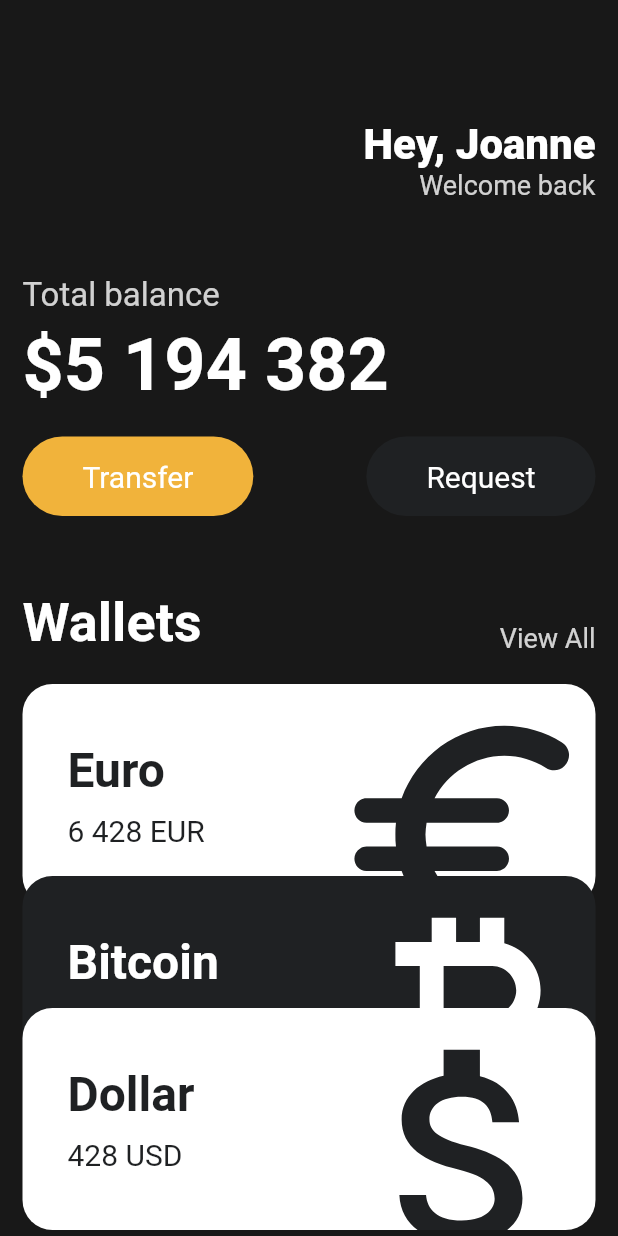
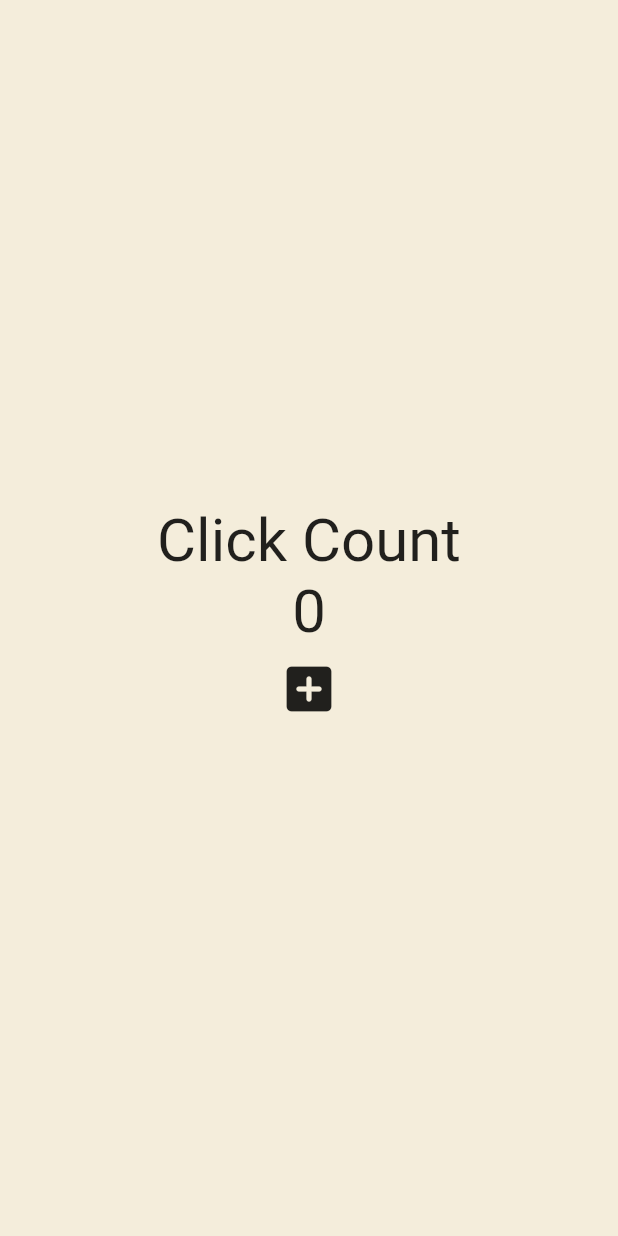
Before and after one commit to seovalue/flutter-webtoon-app, a Flutter app: the screen it shows after launch, on a phone screen of 412 x 824 dp. Run offline on Flutter 3.47's test engine with Material 2 defaults, Android fonts, the phone set to English and light mode, and no system bars.

Commit message:
feat: add statefulWidget and onClick method

```diff
--- a/lib/main.dart
+++ b/lib/main.dart
@@ -3,133 +3,45 @@ import 'package:flutter_app/widgets/button.dart';
 import 'package:flutter_app/widgets/currency_card.dart';
 
 void main() {
-  runApp(App());
+  runApp(const App());
 }
 
-class App extends StatelessWidget {
+class App extends StatefulWidget {
+  const App({super.key});
+
+  @override
+  State<App> createState() => _AppState();
+}
+
+class _AppState extends State<App> {
+  int counter = 0;
+
+  void onClicked() {
+    counter = counter + 1;
+  }
+
   @override
   Widget build(BuildContext context) {
     return MaterialApp(
         home: Scaffold(
-          backgroundColor: const Color(0xFF181818),
-          body: SingleChildScrollView(
-            child: Padding(
-                padding: const EdgeInsets.symmetric(horizontal: 15),
+            backgroundColor: const Color(0xFFF4EDDB),
+            body: Center(
                 child: Column(
-                  crossAxisAlignment: CrossAxisAlignment.start,
-                  children: [
-                    const SizedBox(
-                      height: 80,
-                    ),
-                    // horizontal
-                    Row(
-                      mainAxisAlignment: MainAxisAlignment.end,
-                      children: [
-                        Column(
-                          crossAxisAlignment: CrossAxisAlignment.end,
+              mainAxisAlignment: MainAxisAlignment.center,
               children: [
                 const Text(
-                              'Hey, Joanne',
-                              style: TextStyle(
-                                color: Colors.white,
-                                fontSize: 28,
-                                fontWeight: FontWeight.w800,
-                              ),
-                            ),
-                            Text('Welcome back',
-                                style: TextStyle(
-                                  color: Colors.white.withOpacity(0.8),
-                                  fontSize: 18,
-                                )),
-                          ],
-                        )
-                      ],
-                    ),
-                    const SizedBox(
-                      height: 50,
+                  'Click Count',
+                  style: TextStyle(fontSize: 40),
                 ),
                 Text(
-                      'Total balance',
-                      style: TextStyle(
-                          color: Colors.white.withOpacity(0.8), fontSize: 22),
+                  '$counter',
+                  style: const TextStyle(fontSize: 40),
                 ),
-                    const SizedBox(
-                      height: 5,
-                    ),
-                    const Text(
-                      '\$5 194 382',
-                      style: TextStyle(
-                        color: Colors.white,
-                        fontSize: 48,
-                        fontWeight: FontWeight.w600,
-                      ),
-                    ),
-                    const SizedBox(height: 20),
-                    Row(
-                      mainAxisAlignment: MainAxisAlignment.spaceBetween,
-                      children: const [
-                        Button(
-                            text: 'Transfer',
-                            backgroundColor: Color(0xFFF1B33B),
-                            textColor: Colors.white),
-                        Button(
-                            text: 'Request',
-                            backgroundColor: Color(0xFF1F2123),
-                            textColor: Colors.white),
+                IconButton(
+                    iconSize: 40,
+                    onPressed: onClicked,
+                    icon: const Icon(Icons.add_box_rounded))
               ],
-                    ),
-                    const SizedBox(height: 50),
-                    Row(
-                      crossAxisAlignment: CrossAxisAlignment.end,
-                      mainAxisAlignment: MainAxisAlignment.spaceBetween,
-                      children: [
-                        const Text('Wallets',
-                            style: TextStyle(
-                              color: Colors.white,
-                              fontSize: 36,
-                              fontWeight: FontWeight.w600,
-                            )),
-                        Text('View All',
-                            style: TextStyle(
-                              color: Colors.white.withOpacity(0.8),
-                              fontSize: 18,
-                            ))
-                      ],
-                    ),
-                    const SizedBox(
-                      height: 20,
-                    ),
-                    // Wallets 하위 카드들
-                    const CurrencyCard(
-                      currencyName: 'Euro',
-                      code: 'EUR',
-                      amount: '6 428',
-                      icon: Icons.euro_rounded,
-                      isInverted: false,
-                      offset: Offset(0, 0),
-                    ),
-                    const CurrencyCard(
-                      currencyName: 'Bitcoin',
-                      code: 'Bit',
-                      amount: '9 785',
-                      icon: Icons.currency_bitcoin,
-                      isInverted: true,
-                      offset: Offset(0, -20),
-                    ),
-                    Transform.translate(
-                      offset: const Offset(0, -40),
-                      child: const CurrencyCard(
-                        currencyName: 'Dollar',
-                        code: 'USD',
-                        amount: '428',
-                        icon: Icons.attach_money_outlined,
-                        isInverted: false,
-                        offset: Offset(0, -40),
-                      ),
-                    ),
-                  ],
-                )),
-          )),
-    );
+            ))));
   }
 }
```
Also changed, not shown: lib/stateless_widget_study.dart (added, +135 -0 lines). Lines whose indentation alone changed are shown as unchanged.
